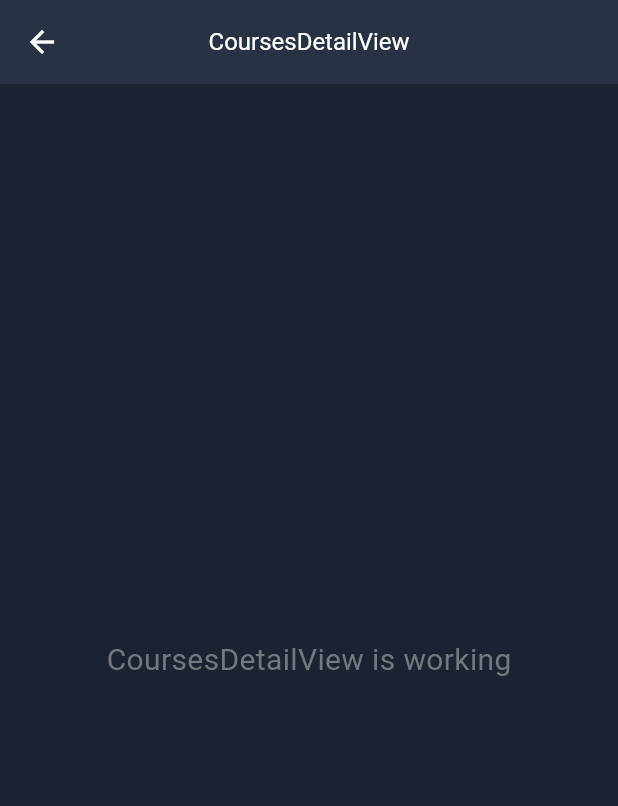
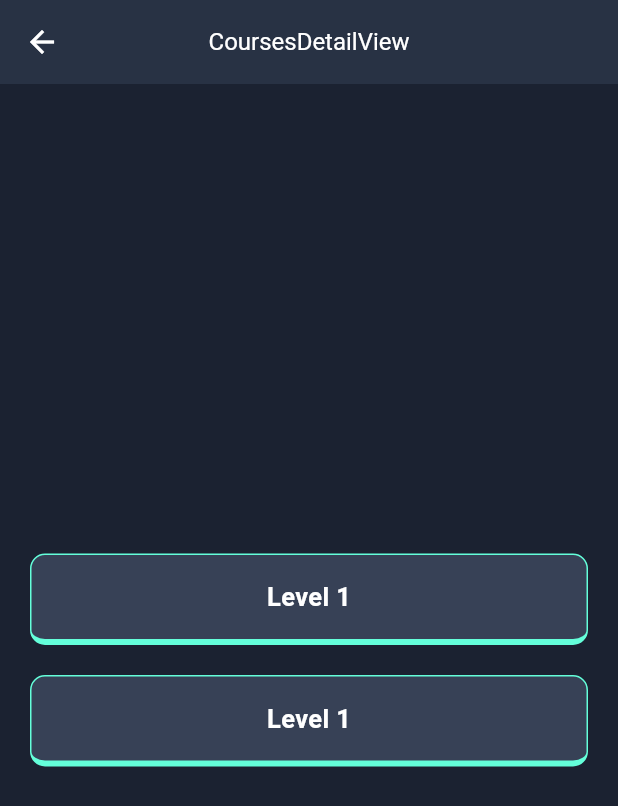
Before and after one commit to MINHHUY24/devstart_dean, a Flutter app: the CoursesDetailView screen opened by its route, on a phone screen of 412 x 824 dp. Shown: the top 806 px of the screen. Run offline on Flutter 3.47's test engine with Material 3 defaults, Android fonts, the phone set to English and light mode, and no system bars; our stand-ins replace firebase_core, firebase_messaging, flutter_local_notifications, flutter_svg, get, google_sign_in and 2 more; accounts and stored records are empty; network calls fail.

Commit message:
fix: data

```diff
--- a/lib/app/modules/courses_detail/views/courses_detail_view.dart
+++ b/lib/app/modules/courses_detail/views/courses_detail_view.dart
@@ -1,3 +1,4 @@
+import 'package:devstart/widgets/card_level_course.dart';
 import 'package:flutter/material.dart';
 
 import 'package:get/get.dart';
@@ -10,15 +11,25 @@ class CoursesDetailView extends GetView<CoursesDetailController> {
   Widget build(BuildContext context) {
     return Scaffold(
       appBar: AppBar(
-        title: const Text('CoursesDetailView'),
+        title: Text('CoursesDetailView'),
         centerTitle: true,
       ),
-      body: const Center(
-        child: Text(
-          'CoursesDetailView is working',
-          style: TextStyle(fontSize: 20),
-        ),
-      ),
+      body: Column(
+        mainAxisAlignment: MainAxisAlignment.center,
+
+        children: [
+         CardLevelCourse(
+           onPressed: (params) {
+             controller.fetchQuestions(
+               course: params['course'],
+               topic: params['topic'],
+               level: params['level'],
+               language: params['language'],
+             );
+           },
+         )
+        ],
+      )
     );
   }
 }
--- /dev/null
+++ b/lib/app/services/lessons_service.dart
@@ -0,0 +1,12 @@
+import 'package:http/http.dart' as http;
+
+class LessonsService {
+  Future<http.Response> generateLessons({required String course, required String topic, required int level, required String language}) {
+    return http.post(Uri.parse('http://localhost:3000'),body:{
+      'course': course,
+      'topic': topic,
+      'level': level.toString(),
+      'language': language,
+    });
+  }
+}
--- /dev/null
+++ b/lib/models/Questions_model.dart
@@ -0,0 +1,27 @@
+class QuestionsModel {
+  final String question;
+  final List<String> answerBlocks;
+  final String correctAnswer;
+
+  QuestionsModel({
+    required this.question,
+    required this.answerBlocks,
+    required this.correctAnswer,
+  });
+
+  factory QuestionsModel.fromJson(Map<String, dynamic> json) {
+    return QuestionsModel(
+      question: json['question'] as String,
+      answerBlocks: List<String>.from(json['answer_blocks'] ?? []),
+      correctAnswer: json['correct_answer'] as String,
+    );
+  }
+
+  Map<String, dynamic> toJson() {
+    return {
+      'question': question,
+      'answer_blocks': answerBlocks,
+      'correct_answer': correctAnswer,
+    };
+  }
+}
--- a/lib/widgets/card_course.dart
+++ b/lib/widgets/card_course.dart
@@ -1,5 +1,9 @@
 import 'package:flutter/cupertino.dart';
 import 'package:flutter/material.dart';
+import 'package:get/get.dart';
+import 'package:get/get_core/src/get_main.dart';
+
+import '../app/routes/app_pages.dart';
 
 class CardCourse extends StatelessWidget {
   const CardCourse({super.key});
@@ -77,6 +81,7 @@ class CardCourse extends StatelessWidget {
                           child: InkWell(
                             borderRadius: BorderRadius.circular(5),
                             onTap: () {
+                              Get.toNamed(Routes.COURSES_DETAIL);
                               print('Play pressed');
                             },
                             child: Ink(
--- /dev/null
+++ b/lib/widgets/card_level_course.dart
@@ -0,0 +1,93 @@
+import 'package:flutter/cupertino.dart';
+import 'package:flutter/material.dart';
+
+class CardLevelCourse extends StatelessWidget {
+  const CardLevelCourse({super.key, required this.onPressed});
+
+  final ValueChanged<Map<String, dynamic>> onPressed;
+
+  @override
+  Widget build(BuildContext context) {
+    return Column(
+      children: [
+        Container(
+          width: double.infinity,
+          margin: const EdgeInsets.symmetric(horizontal: 20),
+          padding: const EdgeInsets.all(16),
+          decoration: BoxDecoration(
+            color: const Color(0xFF374156),
+            borderRadius: BorderRadius.circular(10),
+            border: Border(
+              top: BorderSide(color: Colors.tealAccent, width: 1),
+              left: BorderSide(color: Colors.tealAccent, width: 1),
+              right: BorderSide(color: Colors.tealAccent, width: 1),
+              bottom: BorderSide(color: Colors.tealAccent, width: 4),
+            ),
+          ),
+
+          child: Row(
+            mainAxisAlignment: MainAxisAlignment.center,
+            crossAxisAlignment: CrossAxisAlignment.center,
+            children: [
+              GestureDetector(
+                child: Center(
+                  child: Text(
+                    "Level 1",
+                    style: TextStyle(
+                      color: Theme.of(context).textTheme.bodyLarge?.color,
+                      fontWeight: FontWeight.w600,
+                      fontSize: 17,
+                    ),
+                  ),
+                ),
+                onTap: (){
+                  onPressed({
+                    'course': "Full-Stack Developer",
+                    'level': 1,
+                    'language': "Việt Nam",
+                    'topic': "Design Partern"
+                  });
+                },
+              )
+            ],
+          ),
+        ),
+
+        const SizedBox(height: 20),
+
+        Container(
+          width: double.infinity,
+          margin: const EdgeInsets.symmetric(horizontal: 20),
+          padding: const EdgeInsets.all(16),
+          decoration: BoxDecoration(
+            color: const Color(0xFF374156),
+            borderRadius: BorderRadius.circular(10),
+            border: Border(
+              top: BorderSide(color: Colors.tealAccent, width: 1),
+              left: BorderSide(color: Colors.tealAccent, width: 1),
+              right: BorderSide(color: Colors.tealAccent, width: 1),
+              bottom: BorderSide(color: Colors.tealAccent, width: 4),
+            ),
+          ),
+
+          child: Row(
+            mainAxisAlignment: MainAxisAlignment.center,
+            crossAxisAlignment: CrossAxisAlignment.center,
+            children: [
+              Center(
+                child: Text(
+                  "Level 1",
+                  style: TextStyle(
+                    color: Theme.of(context).textTheme.bodyLarge?.color,
+                    fontWeight: FontWeight.w600,
+                    fontSize: 17,
+                  ),
+                ),
+              ),
+            ],
+          ),
+        ),
+      ],
+    );
+  }
+}
--- a/pubspec.yaml
+++ b/pubspec.yaml
@@ -43,6 +43,7 @@ dependencies:
   shared_preferences: ^2.5.3
   firebase_messaging: ^15.2.6
   flutter_local_notifications: ^17.1.2
+  http: ^1.4.0
 
 
 dev_dependencies:
```
Also changed, not shown: lib/app/modules/courses_detail/controllers/courses_detail_controller.dart (+45 -1 lines), lib/app/modules/mobile_layout/bindings/mobile_layout_binding.dart (line endings or trailing spaces), pubspec.lock, 13 other files.
